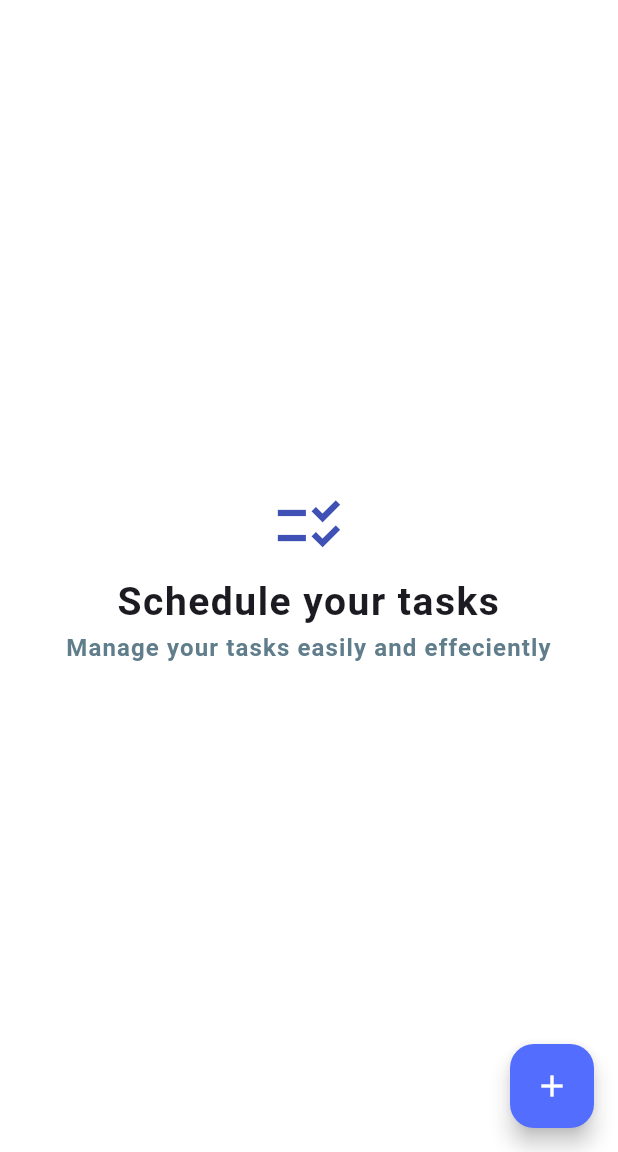
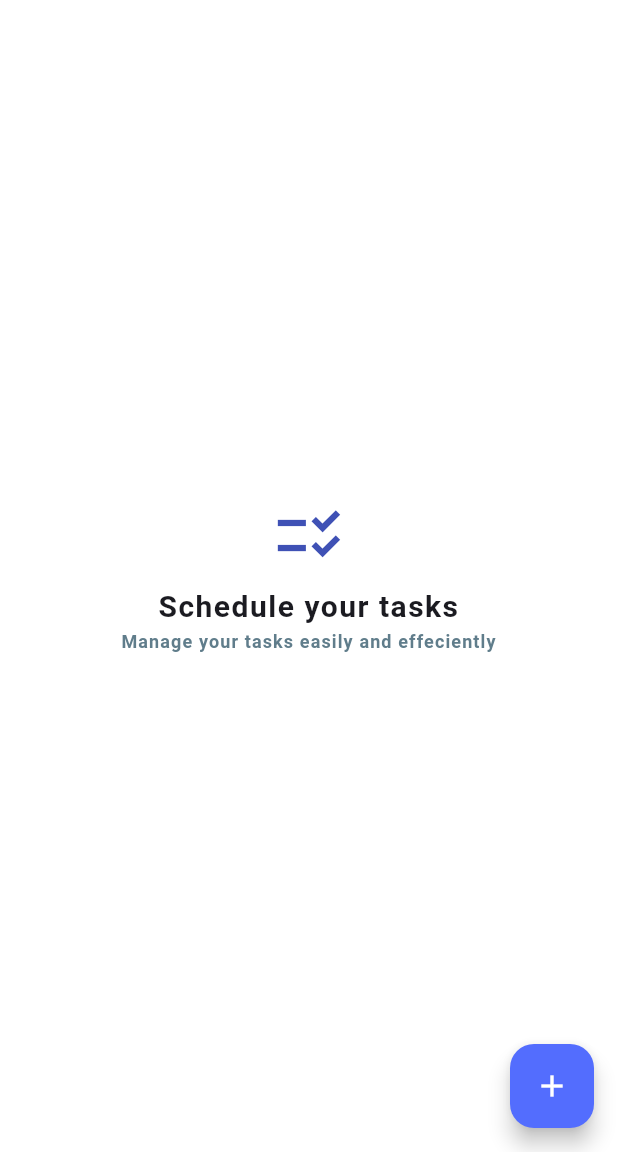
Before and after one commit to Jaimin25/MyApps, a Flutter app: the screen it shows after launch, on a phone screen of 412 x 824 dp, the part 84-1236 px from its top. Run offline on Flutter 3.47's test engine with Material 3 defaults, Android fonts, the phone set to English and light mode, and no system bars; our stand-ins replace flutter_spinkit, math_expressions, skeletonizer, sqflite, table_calendar, toast; accounts and stored records are empty.

Commit message:
fix: home screen hero widgets

```diff
--- a/todo_app/lib/pages/home.dart
+++ b/todo_app/lib/pages/home.dart
@@ -64,7 +64,7 @@ class _HomeScreenState extends State<HomeScreen> {
                       "Schedule your tasks",
                       style: TextStyle(
                         fontWeight: FontWeight.bold,
-                        fontSize: 26.0,
+                        fontSize: 20.0,
                         letterSpacing: 1.0,
                       ),
                       textAlign: TextAlign.center,
@@ -73,7 +73,7 @@ class _HomeScreenState extends State<HomeScreen> {
                       "Manage your tasks easily and effeciently",
                       style: TextStyle(
                         fontWeight: FontWeight.bold,
-                        fontSize: 16.0,
+                        fontSize: 12.0,
                         color: Colors.blueGrey,
                         letterSpacing: 0.75,
                       ),
```
